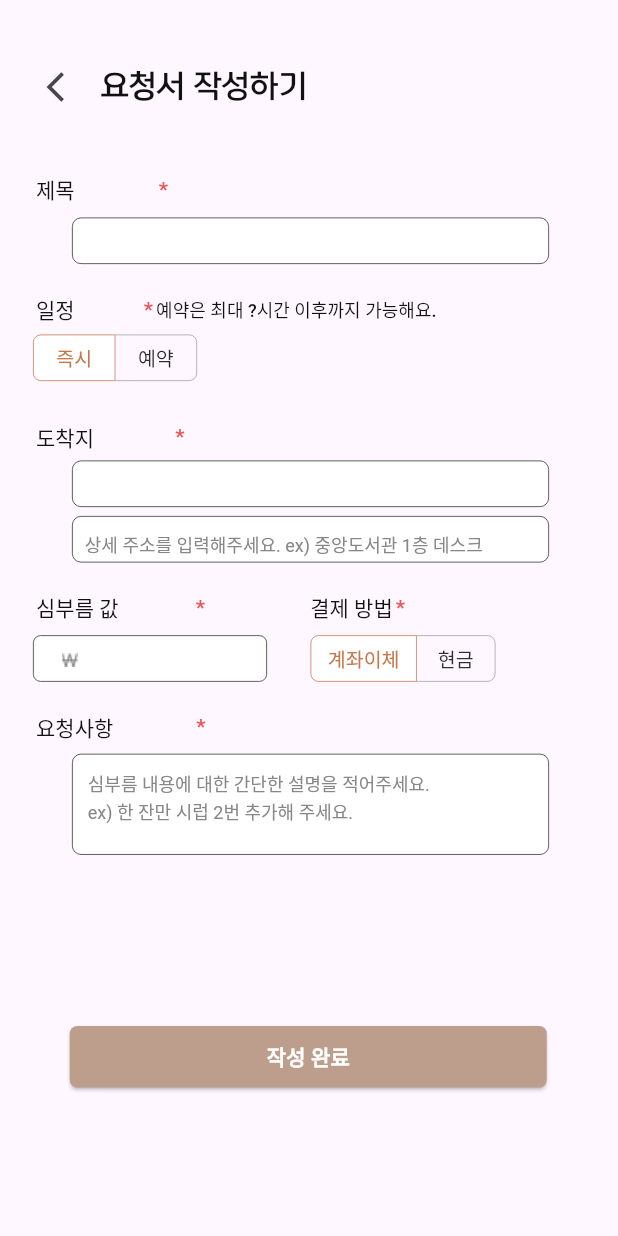
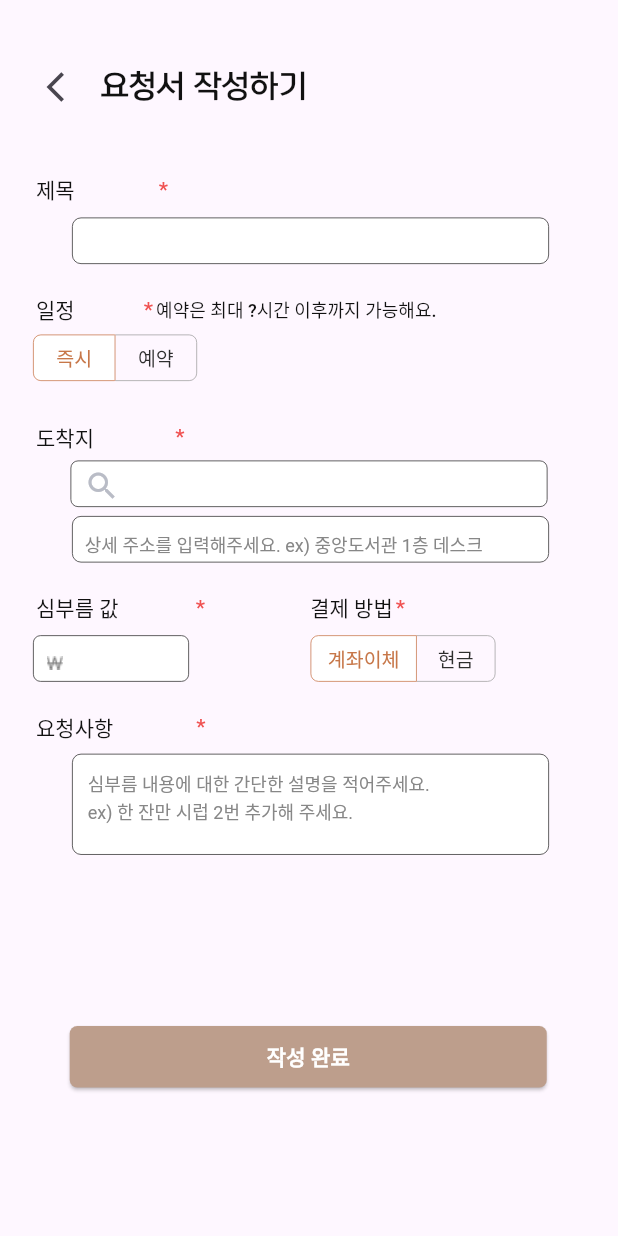
Before and after one commit to pknu-wap/Quokka, a Flutter app: the Request screen opened directly, on a phone screen of 412 x 824 dp. Run offline on Flutter 3.47's test engine with Material 3 defaults, Android fonts, the light colour scheme and no system bars; our stand-ins replace confetti, image_picker; Roboto replaces fonts that are missing (Pretendard); project files that could hold a hidden picture were left out.

Commit message:
Feat: 심부름 값 원화 아이콘 추가, 마진 수정

```diff
--- a/client/front/lib/request.dart
+++ b/client/front/lib/request.dart
@@ -489,16 +489,27 @@ class _RequestState extends State<Request> {
                   ],
                 ),
               ),
-              // 도착지 입력 텍스트 필드 생성
+              // 도착지 텍스트 필드
+              GestureDetector(
+                onTap: () {
+                  print("도착지 텍스트 필드 클릭");
+                  // Navigator.push(
+                  //   context,
+                  //   MaterialPageRoute(builder: (context) => NaverMapTest()), // 지도 페이지로 이동
+                  // );
+                },
+                child: Container(
+                  margin: EdgeInsets.only(top: 6),
+                  child: Stack(
+                    clipBehavior: Clip.none,
+                    children: <Widget>[
                       Container(
-                margin: EdgeInsets.only(left: 22.0, right: 20.0, top: 6.0),
                         width: 318,
                         height: 31,
                         decoration: BoxDecoration(
-                  border:
-                      Border.all(color: Color(0xff2D2D2D), width: 0.5 // 테두리 굵기
+                          border: Border.all(color: Color(0xff2D2D2D), width: 0.5 // 테두리 굵기
                           ),
-                  borderRadius: BorderRadius.all(Radius.circular(6.0)),
+                          borderRadius: BorderRadius.all(Radius.circular(5.0)),
                           color: Color(0xffFFFFFF),
                         ),
                         child: Padding(
@@ -516,6 +527,24 @@ class _RequestState extends State<Request> {
                               border: InputBorder.none,
                             ),
                             keyboardType: TextInputType.text,
+                            enabled: isCompletedEnabled,
+                          ),
+                        ),
+                      ),
+                      Positioned.fill(
+                        child: Align(
+                          alignment: Alignment.centerLeft,
+                          child: Container(
+                            padding: EdgeInsets.only(left: 9, top: 3),
+                            color: Colors.transparent,
+                            child: Icon(
+                              Icons.search,
+                              color: Color(0xffB9BCC6),
+                            ),
+                          ),
+                        ),
+                      ),
+                    ],
                   ),
                 ),
               ),
@@ -628,39 +657,52 @@ class _RequestState extends State<Request> {
                     Expanded(
                       // 심부름 값 텍스트 필드
                       child: Container(
-                        margin: EdgeInsets.only(left: 0, right: 29),
+                        child: Stack(
+                          clipBehavior: Clip.none,
+                          children: <Widget>[
+                            Container(
                               width: 104,
                               height: 31,
                               decoration: BoxDecoration(
-                          border: Border.all(
-                              color: Color(0xff2D2D2D), width: 0.5 // 테두리 굵기
+                                border: Border.all(color: Color(0xff2D2D2D), width: 0.5 // 테두리 굵기
                                 ),
                                 borderRadius: BorderRadius.all(Radius.circular(5.0)),
                                 color: Color(0xffFFFFFF),
                               ),
                               child: Padding(
-                          padding: EdgeInsets.only(top: 2, left: 0, right: 10),
+                                padding: EdgeInsets.only(top: 1, left: 27, right: 7.5),
                                 child: TextField(
                                   controller: priceController,
                                   style: TextStyle(
                                     fontFamily: 'Pretendard',
                                     fontWeight: FontWeight.w400,
-                              fontSize: 12,
+                                    fontSize: 13,
                                     letterSpacing: 0.01,
-                              color: Color(0xff111111),
+                                    color: Color(0xff373737),
                                   ),
                                   decoration: InputDecoration(
-                              // prefixIcon: Image.asset('assets/images/₩.png'),
-                              prefixIcon: Image.asset(
+                                    border: InputBorder.none,
+                                  ),
+                                  keyboardType: TextInputType.text,
+                                ),
+                              ),
+                            ),
+                            Positioned.fill(
+                              child: Align(
+                                alignment: Alignment.centerLeft,
+                                child: Container(
+                                  padding: EdgeInsets.only(left: 9, top: 6),
+                                  color: Colors.transparent,
+                                  child: Image.asset(
                                     'assets/images/₩.png',
                                     color: Color(0xff7C7C7C),
                                     width: 11,
                                     height: 14,
                                   ),
-                              border: InputBorder.none,
                                 ),
-                            keyboardType: TextInputType.number,
                               ),
+                            ),
+                          ],
                         ),
                       ),
                     ),
```
Lines whose indentation alone changed are shown as unchanged.
